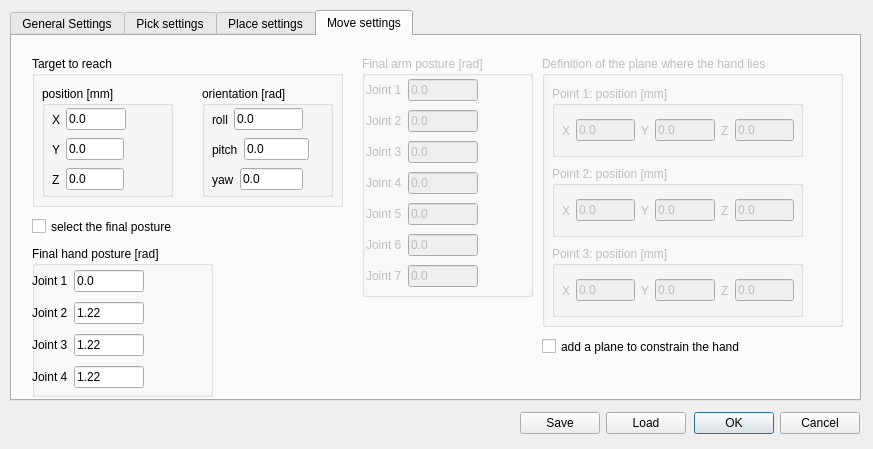
Before: the Qt Designer form ui/rrtconnectdialog.ui in JoaoQPereira/motion_manager, drawn with Qt 5.
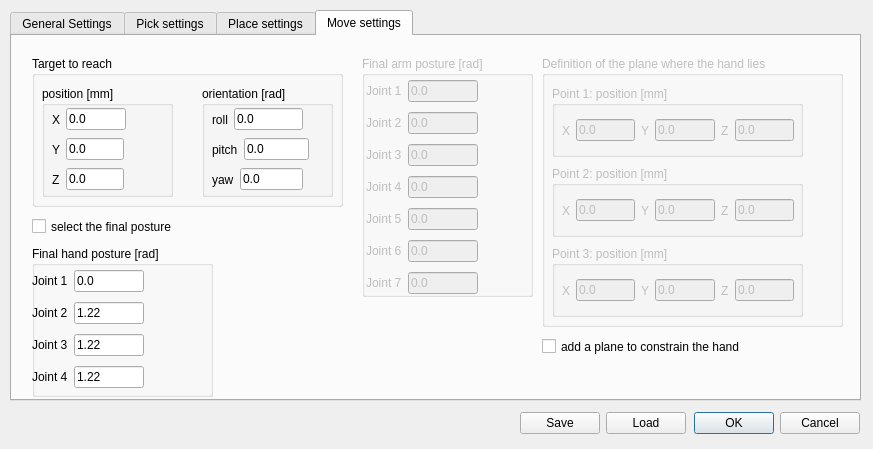
After: the same form once the commit is applied. The open tabs and pages were chosen to show the change.

Patch:
```diff
--- a/ui/rrtconnectdialog.ui
+++ b/ui/rrtconnectdialog.ui
@@ -761,7 +761,7 @@
         <x>4</x>
         <y>20</y>
         <width>112</width>
-        <height>221</height>
+        <height>227</height>
        </rect>
       </property>
       <layout class="QVBoxLayout" name="verticalLayout_6">
```
